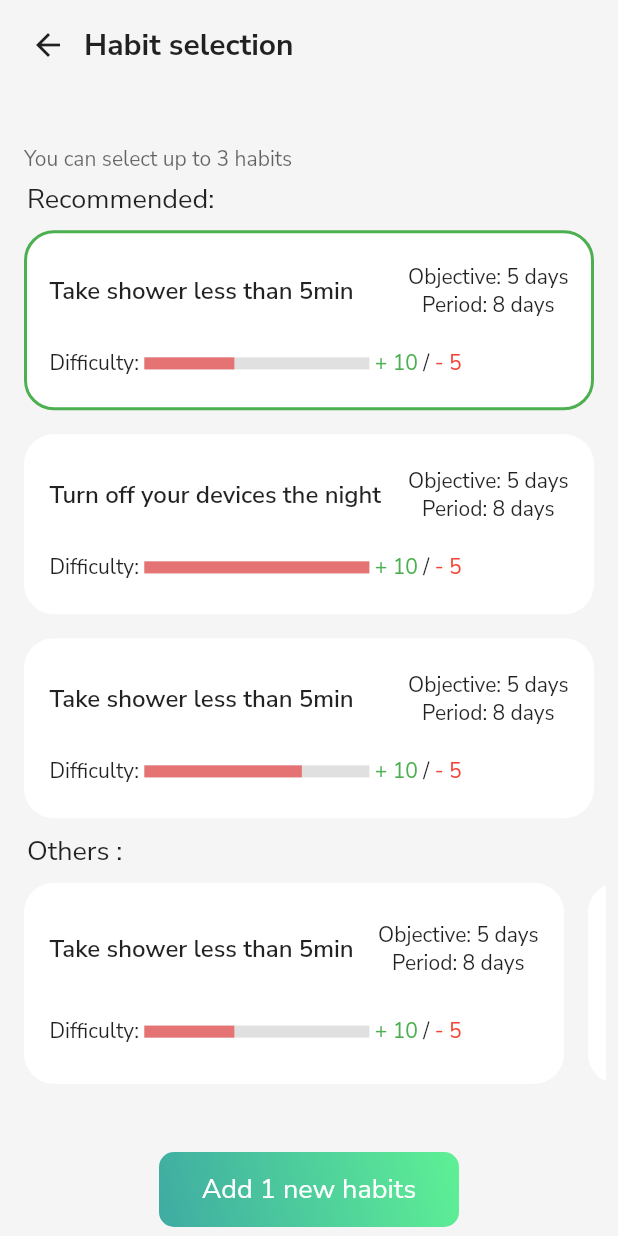
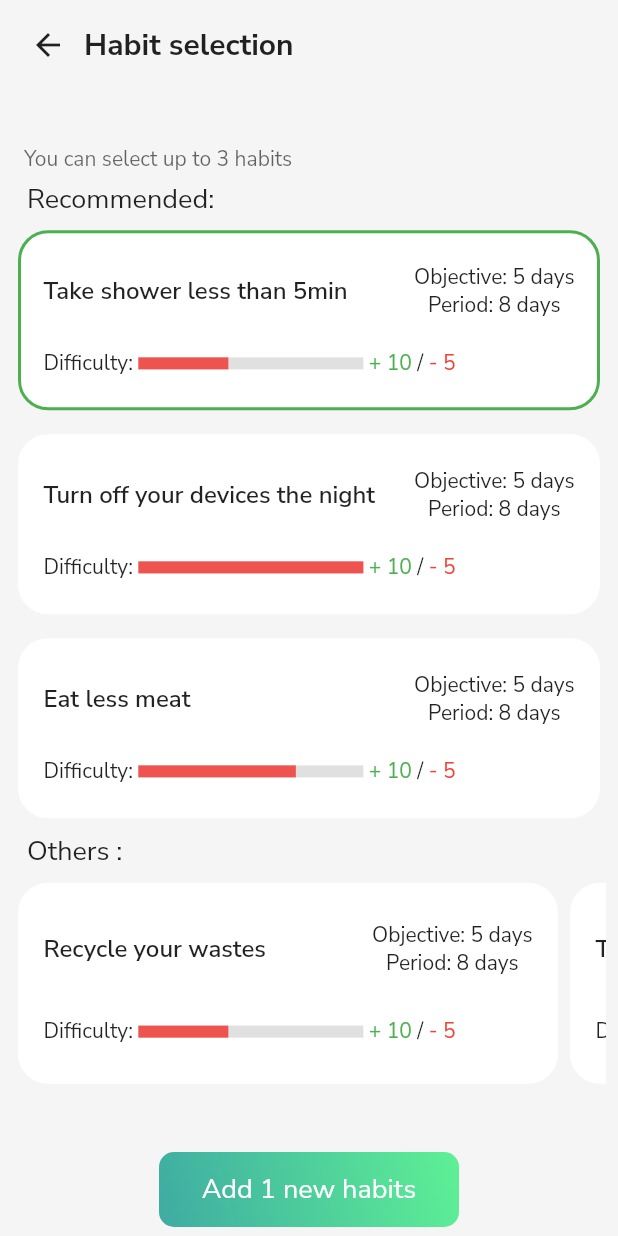
Before and after one commit to Nolab0/Jindo, a Flutter app: the HabitSelection screen opened directly with empty values, after a tap on "Take shower less than 5min", on a phone screen of 412 x 824 dp. Run offline on Flutter 3.47's test engine with Material 2 defaults, Android fonts, the light colour scheme and no system bars; our stand-ins replace cloud_firestore, firebase_auth, firebase_core, flutter_spinkit, google_fonts; accounts and stored records are empty; network calls fail.

Commit message:
finish habit page

```diff
--- a/assets/data/habits.json
+++ b/assets/data/habits.json
@@ -16,7 +16,7 @@
         "difficulty": 10
     },
     {
-        "name": "Take shower less than 5min",
+        "name": "Eat less meat",
         "objectiveTimes": 5,
         "delay": 8,
         "gainedPoints":10,
@@ -24,7 +24,7 @@
         "difficulty": 7
     },
     {
-        "name": "Take shower less than 5min",
+        "name": "Recycle your wastes",
         "objectiveTimes": 5,
         "delay": 8,
         "gainedPoints":10,
--- a/lib/business_logic/habitSelectionLogic.dart
+++ b/lib/business_logic/habitSelectionLogic.dart
@@ -33,8 +33,9 @@ int countSelected(List<Habit> habits) {
 }
 
 //Select the habit at the correct index
-int selectHabit(List<Habit> habits, int index, int nbSelected) {
-  if (nbSelected == 3 && !habits[index].selected) {
+int selectHabit(
+    List<Habit> habits, int index, int nbSelected, int maxSelected) {
+  if (nbSelected == maxSelected && !habits[index].selected) {
     //if there is more than 3habits selected, deselect the first
     bool find = false;
     for (int i = 0; i < habits.length && !find; i++) {
--- a/lib/models/habit.dart
+++ b/lib/models/habit.dart
@@ -41,7 +41,7 @@ class Habit {
         finished = false,
         delay = json['delay'],
         recommended = false,
-        limit = DateTime.now().add(Duration(days: json['delay']));
+        limit = DateTime.now().add(Duration(days: json['delay'] + 1));
 
   Habit.fromFirestore(Map<String, dynamic> json)
       : name = json['name'],
--- a/lib/presentation/partialViews/habitCard.dart
+++ b/lib/presentation/partialViews/habitCard.dart
@@ -138,7 +138,7 @@ class _HabitCardState extends State<HabitCard> {
                               habit.doneToday ? whiteGradient() : gradient(),
                           border: habit.doneToday,
                           text: Text(
-                            habit.doneToday ? "Done for today" : "I dit it !",
+                            habit.doneToday ? "Done for today" : "I did it",
                             textAlign: TextAlign.center,
                             style: TextStyle(
                               color: habit.doneToday
@@ -177,7 +177,7 @@ class HabitCardAdd extends StatelessWidget {
     return Container(
       width: 360,
       height: 120,
-      margin: EdgeInsets.symmetric(horizontal: 8, vertical: 8),
+      margin: EdgeInsets.symmetric(horizontal: 4, vertical: 8),
       padding: EdgeInsets.symmetric(vertical: 10, horizontal: 15),
       child: Column(
         crossAxisAlignment: CrossAxisAlignment.start,
@@ -211,7 +211,7 @@ class HabitCardAdd extends StatelessWidget {
                 child: LinearProgressIndicator(
                   minHeight: 8,
                   backgroundColor: Colors.grey[300],
-                  color: Colors.red[300],
+                  color: Colors.red[400],
                   value: habit.difficulty / 10,
                 ),
               ),
--- a/lib/presentation/views/habitePage.dart
+++ b/lib/presentation/views/habitePage.dart
@@ -69,7 +69,10 @@ class _HabitSelectionState extends State<HabitSelection> {
                         Container(
                           margin:
                               EdgeInsets.symmetric(vertical: 5, horizontal: 8),
-                          child: Text("You can select up to 3 habits",
+                          child: Text(
+                              "You can select up to " +
+                                  maxSelectedHabits.toString() +
+                                  " habits",
                               style: TextStyle(
                                   color: Colors.black.withOpacity(0.6))),
                         ),
@@ -91,7 +94,10 @@ class _HabitSelectionState extends State<HabitSelection> {
                                     onTap: () {
                                       setState(() {
                                         nbSelectedHabits = selectHabit(
-                                            habits, index, nbSelectedHabits);
+                                            habits,
+                                            index,
+                                            nbSelectedHabits,
+                                            maxSelectedHabits);
                                         selectedHabits.add(habits[index]);
                                       });
                                     },
@@ -121,7 +127,10 @@ class _HabitSelectionState extends State<HabitSelection> {
                                     onTap: () {
                                       setState(() {
                                         nbSelectedHabits = selectHabit(
-                                            habits, index, nbSelectedHabits);
+                                            habits,
+                                            index,
+                                            nbSelectedHabits,
+                                            maxSelectedHabits);
                                         selectedHabits.add(habits[index]);
                                       });
                                     },
--- a/lib/presentation/views/mainPage.dart
+++ b/lib/presentation/views/mainPage.dart
@@ -161,7 +161,8 @@ class _MainPageState extends State<MainPage> {
                               Navigator.push(
                                   context,
                                   MaterialPageRoute(
-                                      builder: (context) => HabitSelection()));
+                                      builder: (context) => HabitSelection(
+                                          currentHabits: habits)));
                             },
                           )
                         ],
--- a/lib/presentation/views/welcomePage.dart
+++ b/lib/presentation/views/welcomePage.dart
@@ -3,15 +3,14 @@ import 'package:flutter/cupertino.dart';
 import 'package:flutter/material.dart';
 import 'package:flutter/rendering.dart';
 import 'package:greennindo/business_logic/auth.dart';
-import 'package:greennindo/presentation/views/survey.dart';
 
 import 'loading.dart';
 
 List items = [
   {
-    "header": "Get your ecological score an take new habits ",
+    "header": "Get your score an take new habits ",
     "description":
-        "Online chat which provides its users maximum functionality to simplify the search",
+        "Jindo will establish your ecological score and recommend some habits",
     "image": "assets/images/appView.png"
   },
   {
```
Also changed, not shown: lib/business_logic/mainPageLogic.dart (added).
